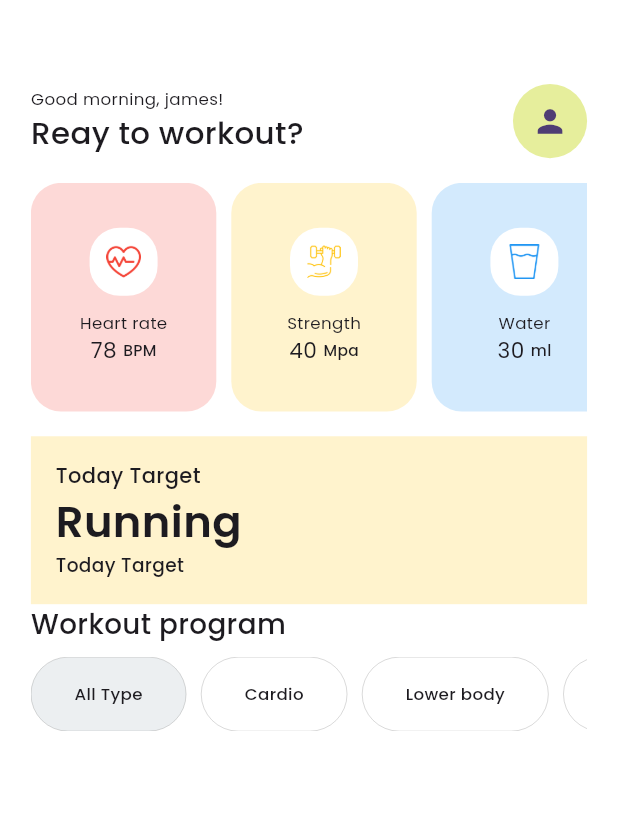
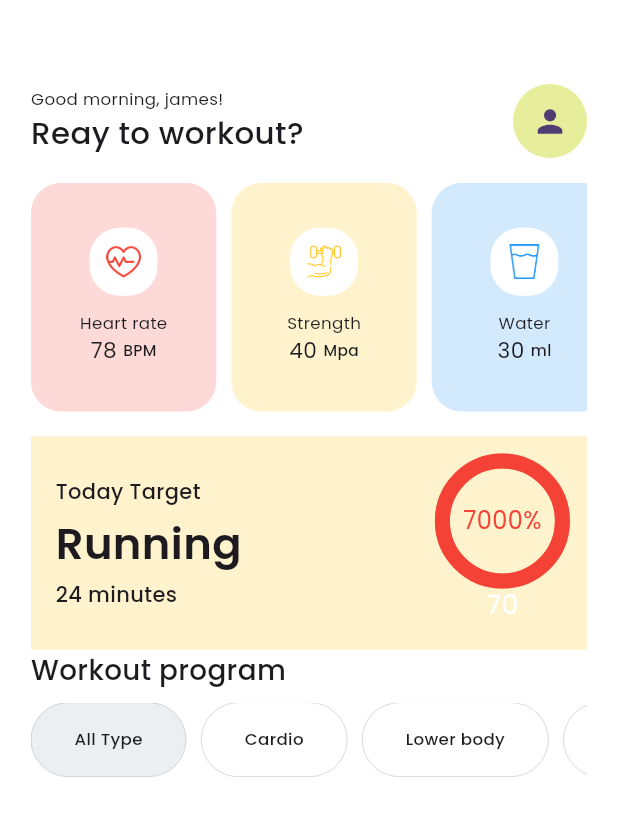
Before and after one commit to Ch-Muhammad-Tahir/Gym-Mobile-UI, a Flutter app: the HomeScreen screen opened directly, on a phone screen of 412 x 824 dp. Shown: the top 816 px of the screen. Run offline on Flutter 3.47's test engine with Material 3 defaults, Android fonts, the phone set to English and light mode, and no system bars.

Commit message:
Add animated Circular Progress Indicator

```diff
--- /dev/null
+++ b/lib/presentation/home_screen/widgets/animated_progress_indicator.dart
@@ -0,0 +1,56 @@
+import 'package:flutter/cupertino.dart';
+import 'package:flutter/material.dart';
+import 'package:flutter/widgets.dart';
+
+class AnimatedCircularProgressIndicator extends StatelessWidget {
+  final Duration duration;
+  const AnimatedCircularProgressIndicator({
+    super.key,
+    required this.percentage,
+    required this.label,
+    required this.duration,
+  });
+
+  final double percentage;
+  final String label;
+
+  @override
+  Widget build(BuildContext context) {
+    return Column(
+      children: [
+        SizedBox(
+          height: 80,
+          width: 80,
+          child: TweenAnimationBuilder(
+            tween: Tween<double>(begin: 0, end: percentage),
+            duration: duration,
+            builder: (context, double value, child) => Stack(
+              fit: StackFit.expand,
+              children: [
+                CircularProgressIndicator(
+                  value: value,
+                  color: Colors.red,
+                  backgroundColor: Colors.red.withOpacity(0.6),
+                  strokeWidth: 10,
+                ),
+                Center(
+                  child: Text(
+                    "${(value * 100).toInt()}%",
+                    style: const TextStyle(color: Colors.red, fontSize: 16),
+                  ),
+                ),
+              ],
+            ),
+          ),
+        ),
+        const SizedBox(height: 10 / 3),
+        Text(
+          label,
+          maxLines: 1,
+          overflow: TextOverflow.ellipsis,
+          style: const TextStyle(color: Colors.white, fontSize: 18),
+        ),
+      ],
+    );
+  }
+}
--- a/lib/presentation/home_screen/widgets/today_target.dart
+++ b/lib/presentation/home_screen/widgets/today_target.dart
@@ -1,5 +1,8 @@
+import 'package:flutter/cupertino.dart';
 import 'package:flutter/material.dart';
+import 'package:flutter/widgets.dart';
 import 'package:gym_ui/common_widgets/custom_text.dart';
+import 'package:gym_ui/presentation/home_screen/widgets/animated_progress_indicator.dart';
 import 'package:gym_ui/utilities/app_string.dart';
 
 class TodayTargetWidget extends StatelessWidget {
@@ -17,27 +20,39 @@ class TodayTargetWidget extends StatelessWidget {
       ),
       child: Row(
         children: [
-          Column(
+          Expanded(flex: 2, child: _runningTextWidgtes(size)),
+          AnimatedCircularProgressIndicator(
+              percentage: 70, label: "70", duration: Durations.extralong4)
+        ],
+      ),
+    );
+  }
+
+  Widget _runningTextWidgtes(Size size) {
+    return Column(
       crossAxisAlignment: CrossAxisAlignment.start,
       children: [
         MyText(
           text: AppStrings.todayTarget,
           fontWeight: FontWeight.w500,
         ),
+        SizedBox(
+          height: size.width * 0.01,
+        ),
         MyText(
           text: AppStrings.running,
           fontSize: size.width * 0.07,
           fontWeight: FontWeight.w600,
         ),
+        SizedBox(
+          height: size.width * 0.01,
+        ),
         MyText(
-                text: AppStrings.todayTarget,
-                fontSize: size.width * 0.03,
+          text: AppStrings.runningTime,
+          //fontSize: size.width * 0.03,
           fontWeight: FontWeight.w500,
         ),
       ],
-          )
-        ],
-      ),
     );
   }
 }
```
Lines whose indentation alone changed are shown as unchanged.
